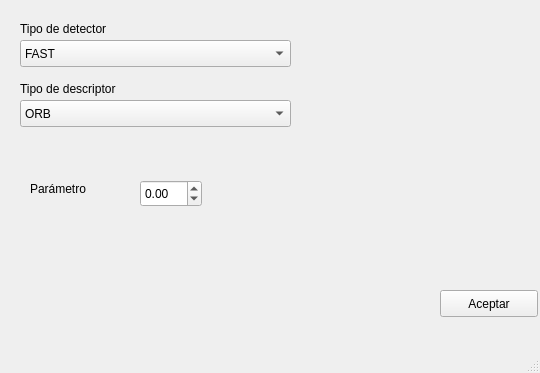
Qt form src/gui/config_pc.ui (IgnacioSRL/OpenCV_ML_Tool) before a commit.
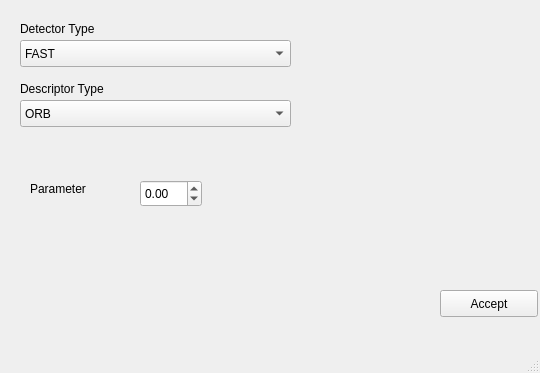
The same form after that commit.

```diff
--- a/src/gui/config_pc.ui
+++ b/src/gui/config_pc.ui
@@ -30,7 +30,7 @@
      </rect>
     </property>
     <property name="text">
-     <string>Aceptar</string>
+     <string>Accept</string>
     </property>
    </widget>
    <widget class="QComboBox" name="Detector">
@@ -152,7 +152,7 @@
      </rect>
     </property>
     <property name="text">
-     <string>Parámetro</string>
+     <string>Parameter</string>
     </property>
    </widget>
    <widget class="QLabel" name="label_2">
@@ -165,7 +165,7 @@
      </rect>
     </property>
     <property name="text">
-     <string>Tipo de detector</string>
+     <string>Detector Type</string>
     </property>
    </widget>
    <widget class="QLabel" name="label_3">
@@ -178,7 +178,7 @@
      </rect>
     </property>
     <property name="text">
-     <string>Tipo de descriptor </string>
+     <string>Descriptor Type</string>
     </property>
    </widget>
   </widget>
```
